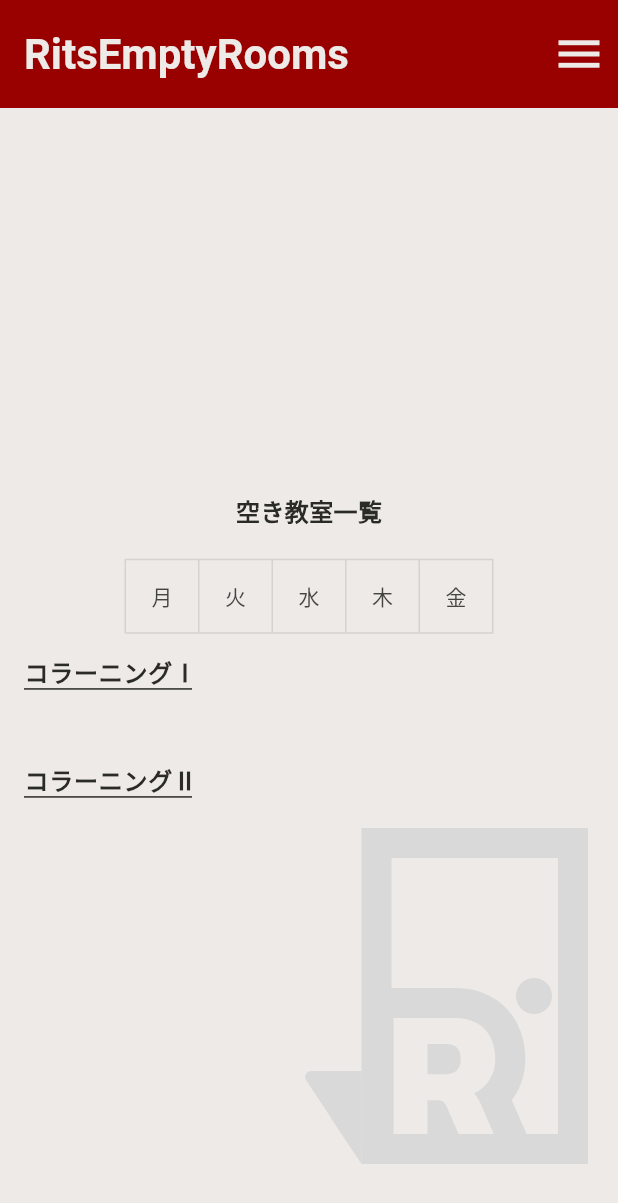
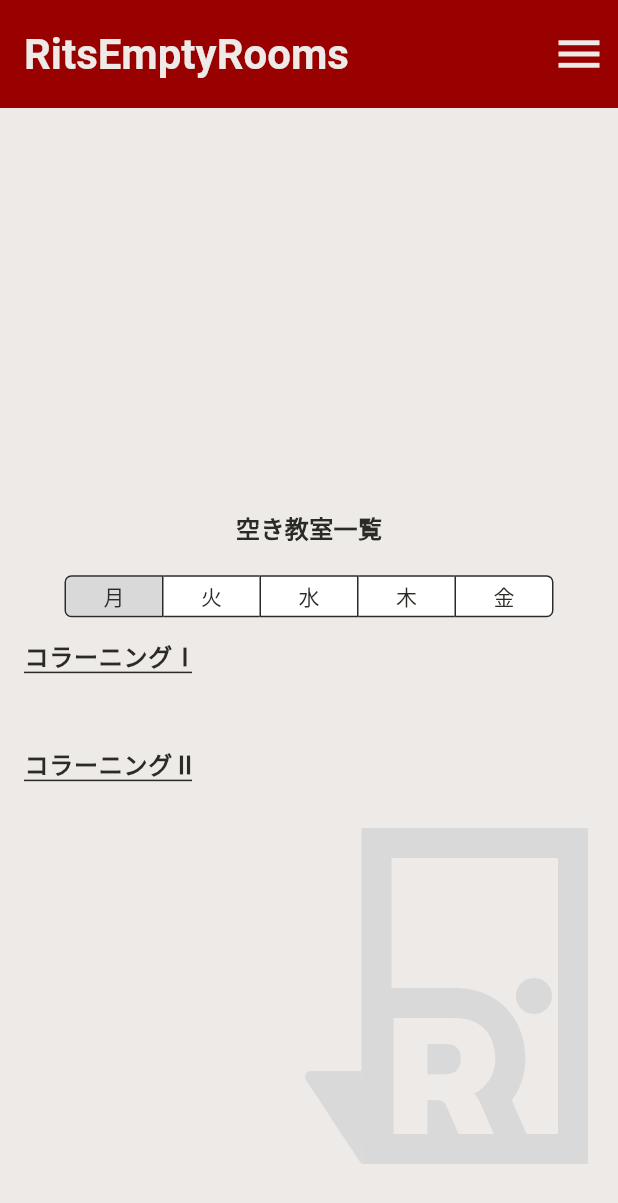
Before and after one commit to YukaChoco/rits_empty_room, a Flutter app: the screen it shows after launch, on a phone screen of 412 x 824 dp. Shown: the top 1203 px of the screen. Run offline on Flutter 3.47's test engine with Material 3 defaults, Android fonts, the phone set to English and light mode, and no system bars; our stand-ins replace cloud_firestore, firebase_core, flutter_dotenv, flutter_riverpod, flutter_svg; accounts and stored records are empty.

Commit message:
トグルボタンで曜日指定(デザインもこみ)

```diff
--- a/lib/main.dart
+++ b/lib/main.dart
@@ -7,6 +7,7 @@ import 'package:rits_empty_room/campus_setting_page.dart';
 import 'package:rits_empty_room/firebase_options.dart';
 import 'package:rits_empty_room/loading_provider.dart';
 import 'package:rits_empty_room/rooms_provider.dart';
+import 'package:rits_empty_room/selections_provider.dart';
 import 'package:rits_empty_room/service.dart';
 import 'package:rits_empty_room/table_page.dart';
 import 'package:rits_empty_room/type.dart';
@@ -58,7 +59,14 @@ class MyHomePage extends ConsumerWidget {
     print('rooms: $rooms');
     var isLoading = ref.watch(loadingController);
     print('isLoading: $isLoading');
-    List<bool> _selections = List.generate(5, (_) => false);
+    const List<(Weeks, String)> weeksOptions = <(Weeks, String)>[
+      (Weeks.mon, '月'),
+      (Weeks.tue, '火'),
+      (Weeks.wed, '水'),
+      (Weeks.thu, '木'),
+      (Weeks.fri, '金'),
+    ];
+    final weekSelection = ref.watch(weekSelectionController);
 
     // ここでFirestoreServiceを使ってデータを取得する
     final firestoreService = FirestoreService();
@@ -160,33 +168,44 @@ class MyHomePage extends ConsumerWidget {
                       fontSize: 16,
                     )),
                 const SizedBox(height: 20),
-                ToggleButtons(
-                  isSelected: _selections,
-                  children: const [
-                    Text('月'),
-                    Text('火'),
-                    Text('水'),
-                    Text('木'),
-                    Text('金'),
-                  ],
+                Container(
+                  height: 28,
+                  decoration: BoxDecoration(
+                    color: Colors.white,
+                    borderRadius: BorderRadius.circular(4),
+                  ),
+                  child: ToggleButtons(
+                      isSelected: weekSelection,
                       onPressed: (int index) {
-                    ref.read(loadingController.notifier).updateLoading(true);
+                        ref
+                            .read(loadingController.notifier)
+                            .updateLoading(true);
                         firestoreService
-                        .getEmptyRooms(Campus.bkc, Weeks.values[index + 1], 3)
+                            .getEmptyRooms(
+                                Campus.bkc, Weeks.values[index + 1], 3)
                             .then((value) {
                           ref.read(roomsController.notifier).updateRooms(value);
-                      ref.read(loadingController.notifier).updateLoading(false);
+                          ref
+                              .read(loadingController.notifier)
+                              .updateLoading(false);
                         });
-                    for (int buttonIndex = 0;
-                        buttonIndex < _selections.length;
-                        buttonIndex++) {
-                      if (buttonIndex == index) {
-                        _selections[buttonIndex] = true;
-                      } else {
-                        _selections[buttonIndex] = false;
-                      }
-                    }
+                        ref
+                            .read(weekSelectionController.notifier)
+                            .updateSelection(List.generate(
+                                weeksOptions.length, (i) => i == index));
                       },
+                      color: Theme.of(context).colorScheme.onSurface,
+                      selectedColor: Theme.of(context).colorScheme.onSurface,
+                      fillColor: Theme.of(context).colorScheme.secondary,
+                      borderRadius: BorderRadius.circular(4),
+                      borderColor: Theme.of(context).colorScheme.onSurface,
+                      selectedBorderColor:
+                          Theme.of(context).colorScheme.onSurface,
+                      constraints: const BoxConstraints(
+                        minWidth: 64,
+                        minHeight: 28,
+                      ),
+                      children: weeksOptions.map((e) => Text(e.$2)).toList()),
                 ),
                 ListView.builder(
                   shrinkWrap: true,
--- /dev/null
+++ b/lib/selections_provider.dart
@@ -0,0 +1,16 @@
+import 'package:flutter_riverpod/flutter_riverpod.dart';
+
+final weekSelectionController =
+    StateNotifierProvider<WeekSelection, List<bool>>((ref) {
+  return WeekSelection(ref);
+});
+
+class WeekSelection extends StateNotifier<List<bool>> {
+  WeekSelection(this.ref) : super(List.generate(5, (index) => index == 0));
+
+  final Ref ref;
+
+  void updateSelection(List<bool> newSelection) {
+    state = newSelection;
+  }
+}
```
Lines whose indentation alone changed are shown as unchanged.
